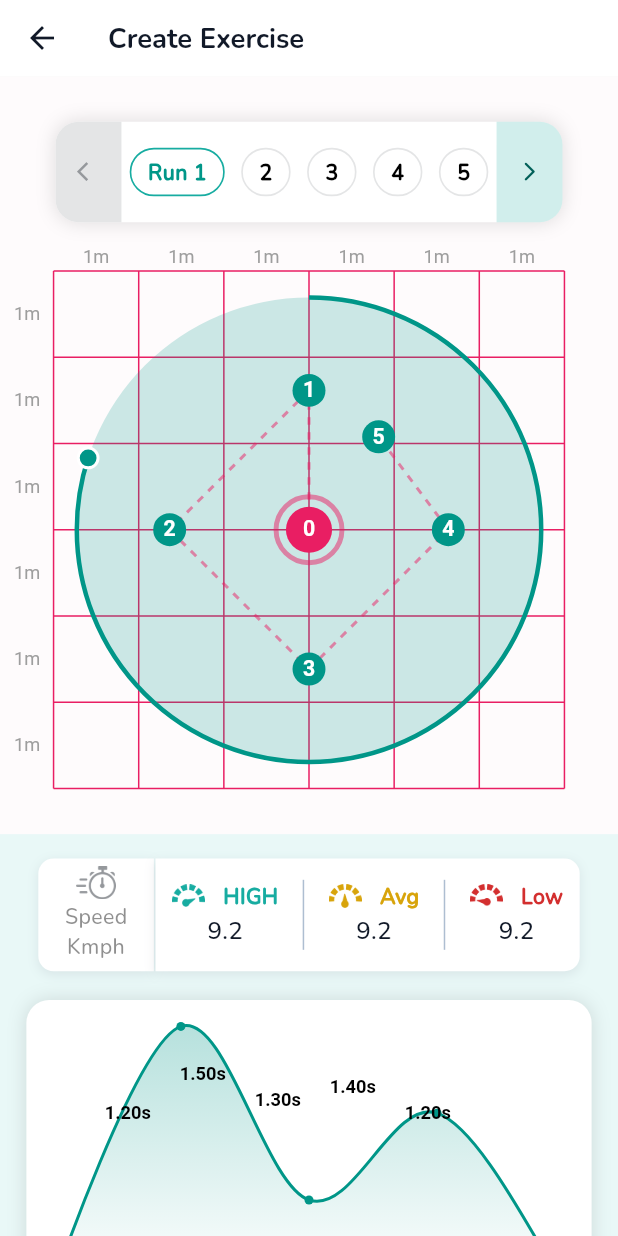
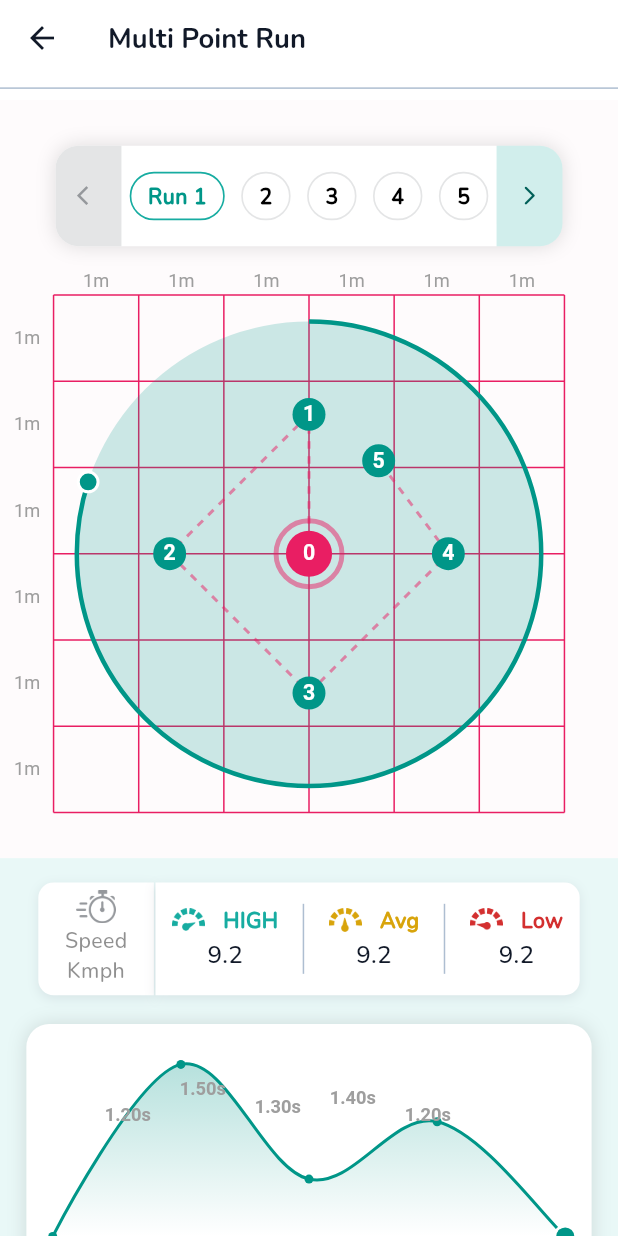
Before and after one commit to Abdullah-K13/flutter-pipeline, a Flutter app: the CreateExerciseScreen widget shown alone on an empty page, opened directly, after a tap on "Start a Drill", on a phone screen of 412 x 824 dp. Run offline on Flutter 3.47's test engine with Material 3 defaults, Android fonts, the light colour scheme and no system bars; drawn by our look-alikes of fl_chart; our stand-ins replace flutter_screenutil, flutter_svg, permission_handler; missing offline and left inert: dart:ffi.

Commit message:
resolved remaining ui issues and finished implementation

```diff
--- a/lib/views/chart_widget.dart
+++ b/lib/views/chart_widget.dart
@@ -1,6 +1,7 @@
 import 'package:fl_chart/fl_chart.dart';
 import 'package:flutter/material.dart';
 import 'package:flutter_screenutil/flutter_screenutil.dart';
+import 'package:gym_beam/core/spacev.dart';
 
 class ChartWidget extends StatelessWidget {
   const ChartWidget({super.key});
@@ -22,9 +23,10 @@ class ChartWidget extends StatelessWidget {
         ],
       ),
       child: Column(
+        mainAxisAlignment: MainAxisAlignment.center,
         children: [
           SizedBox(
-            height: 171.h,
+            height: 113.h,
             child: Stack(
               children: [
                 LineChart(
@@ -97,11 +99,11 @@ class ChartWidget extends StatelessWidget {
                 CustomPaint(
                   size: Size(300, 171.h), // Specify the same size as the chart
                   painter: ValuesPainter([
-                    FlSpot(1, 1.2),
-                    FlSpot(2, 1.5),
-                    FlSpot(3, 1.3),
-                    FlSpot(4, 1.4),
-                    FlSpot(5, 1.2),
+                    const FlSpot(1, 1.2),
+                    const FlSpot(2, 1.5),
+                    const FlSpot(3, 1.3),
+                    const FlSpot(4, 1.4),
+                    const FlSpot(5, 1.2),
                   ]),
                 ),
               ],
@@ -123,6 +125,35 @@ class ChartWidget extends StatelessWidget {
               ],
             ),
           ),
+          const SpaceV(),
+          Row(
+            mainAxisAlignment: MainAxisAlignment.end,
+            children: [
+              Container(
+                height: 36.h,
+                width: 36.w,
+                decoration: BoxDecoration(
+                    color: Theme.of(context).colorScheme.secondary,
+                    borderRadius: BorderRadius.circular(8.r)),
+                child: const Icon(
+                  Icons.arrow_back_ios,
+                  color: Colors.white,
+                ),
+              ),
+              SizedBox(width: 24.w),
+              Container(
+                height: 36.h,
+                width: 36.w,
+                decoration: BoxDecoration(
+                    color: Theme.of(context).colorScheme.secondary,
+                    borderRadius: BorderRadius.circular(8.r)),
+                child: const Icon(
+                  Icons.arrow_forward_ios,
+                  color: Colors.white,
+                ),
+              )
+            ],
+          )
         ],
       ),
     );
@@ -134,7 +165,7 @@ class ChartWidget extends StatelessWidget {
       child: Text(
         text,
         style: Theme.of(context).textTheme.bodySmall?.copyWith(
-              color: Colors.grey,
+              color: const Color(0xff212121).withOpacity(.5),
               fontSize: 12.sp,
             ),
       ),
@@ -171,7 +202,7 @@ class ValuesPainter extends CustomPainter {
   @override
   void paint(Canvas canvas, Size size) {
     final textStyle = TextStyle(
-      color: Colors.black,
+      color: Colors.grey,
       fontSize: 12.sp,
       fontWeight: FontWeight.bold,
     );
--- a/lib/views/create_excersise.dart
+++ b/lib/views/create_excersise.dart
@@ -141,7 +141,7 @@ class CreateExerciseScreen extends StatelessWidget {
                               Row(
                                 children: [
                                   Image.asset(
-                                    "assets/icons/distance_icon.png",
+                                    "assets/icons/distance_circle.png",
                                     height: 20.h,
                                     width: 20.w,
                                   ),
--- a/lib/views/line_chart.dart
+++ b/lib/views/line_chart.dart
@@ -15,7 +15,7 @@ class ResponsiveUI extends StatelessWidget {
             builder: (context, constraints) {
               final width = constraints.maxWidth;
               final height = constraints.maxHeight;
-              final circleRadius = 20.r;
+              final circleRadius = 15.r; // Reduced the radius of circles
               final positions = [
                 Offset(width * 1 / 6, height * 1 / 6),
                 Offset(width * 1 / 6, height * 2 / 6),
@@ -24,35 +24,50 @@ class ResponsiveUI extends StatelessWidget {
                 Offset(width * 1 / 6, height * 4 / 6),
                 Offset(width * 1 / 6, height * 5 / 6),
                 Offset(width * 2 / 6, height * 5 / 6),
-                Offset(width * 2 / 6, height * 6 / 6),
-                Offset(width * 5 / 6, height * 6 / 6),
+                Offset(width * 2 / 6,
+                    height - circleRadius / 2), // Adjusted position for 8
+                Offset(width * 5 / 6 - circleRadius / 2,
+                    height - circleRadius / 2), // Adjusted position for 9
               ];
+
+              final pinkPosition = Offset(width * 3 / 6,
+                  -circleRadius / 2); // Adjusted position for the pink circle
 
               return Container(
                 color: Colors.white,
                 child: CustomPaint(
                   painter: GridAndDashedLinePainter(),
                   child: Stack(
-                    children: positions.map((position) {
+                    children: [
+                      ...positions.map((position) {
                         return Positioned(
-                        left: position.dx -
-                            circleRadius, // Centering the circle horizontally
-                        top: position.dy -
-                            circleRadius, // Centering the circle vertically
+                          left: position.dx - circleRadius,
+                          top: position.dy - circleRadius,
                           child: CircleAvatar(
                             radius: circleRadius,
-                          backgroundColor:
-                              Theme.of(context).colorScheme.secondaryContainer,
+                            backgroundColor: Theme.of(context)
+                                .colorScheme
+                                .secondaryContainer,
                             child: Text(
                               '${positions.indexOf(position) + 1}',
                               style: TextStyle(
                                 color: Colors.white,
-                              fontSize: 16.sp,
+                                fontSize: 12.sp, // Adjusted font size
                               ),
                             ),
                           ),
                         );
                       }).toList(),
+                      Positioned(
+                        left: pinkPosition.dx - circleRadius,
+                        top: pinkPosition.dy,
+                        child: CircleAvatar(
+                          radius: circleRadius,
+                          backgroundColor:
+                              Colors.pink, // Pink color for the circle
+                        ),
+                      ),
+                    ],
                   ),
                 ),
               );
--- a/lib/views/multi_point_run_screen.dart
+++ b/lib/views/multi_point_run_screen.dart
@@ -50,7 +50,7 @@ class MultipointRunScreen extends StatelessWidget {
           backgroundColor: Colors.white,
           centerTitle: false,
           title: Text(
-            "Create Exercise",
+            "Multi Point Run",
             style: Theme.of(context)
                 .textTheme
                 .titleLarge
@@ -58,10 +58,12 @@ class MultipointRunScreen extends StatelessWidget {
           ),
         ),
       ),
+      backgroundColor: Colors.white,
       child: SafeArea(
         child: SingleChildScrollView(
           child: Column(
             children: [
+              const Divider(),
               Container(
                 width: double.infinity,
                 padding: EdgeInsets.symmetric(horizontal: 16.w, vertical: 30.h),
@@ -78,14 +80,18 @@ class MultipointRunScreen extends StatelessWidget {
                   ],
                 ),
               ),
+              Container(
+                color: Theme.of(context).colorScheme.background,
+                child: Column(
+                  children: [
                     const SpaceV(),
                     Row(
                       mainAxisAlignment: MainAxisAlignment.center,
                       children: [
                         Container(
                           height: 74.h,
-                    padding:
-                        EdgeInsets.symmetric(horizontal: 16.w, vertical: 4.h),
+                          padding: EdgeInsets.symmetric(
+                              horizontal: 16.w, vertical: 4.h),
                           decoration: ShapeDecoration(
                             color: Colors.white,
                             shape: RoundedRectangleBorder(
@@ -121,8 +127,8 @@ class MultipointRunScreen extends StatelessWidget {
                                     .bodyMedium
                                     ?.copyWith(
                                         fontSize: 14.sp,
-                                  color:
-                                      const Color(0xff212121).withOpacity(.5)),
+                                        color: const Color(0xff212121)
+                                            .withOpacity(.5)),
                               )
                             ],
                           ),
@@ -130,8 +136,8 @@ class MultipointRunScreen extends StatelessWidget {
                         SizedBox(width: 1.w),
                         Container(
                           height: 74.h,
-                    padding:
-                        EdgeInsets.symmetric(horizontal: 10.w, vertical: 14.h),
+                          padding: EdgeInsets.symmetric(
+                              horizontal: 10.w, vertical: 14.h),
                           decoration: const ShapeDecoration(
                             color: Colors.white,
                             shape: RoundedRectangleBorder(
@@ -178,7 +184,8 @@ class MultipointRunScreen extends StatelessWidget {
                                   ),
                                   Text(
                                     "9.2",
-                              style: Theme.of(context).textTheme.titleMedium,
+                                    style:
+                                        Theme.of(context).textTheme.titleMedium,
                                   )
                                 ],
                               ),
@@ -210,7 +217,8 @@ class MultipointRunScreen extends StatelessWidget {
                                   ),
                                   Text(
                                     "9.2",
-                              style: Theme.of(context).textTheme.titleMedium,
+                                    style:
+                                        Theme.of(context).textTheme.titleMedium,
                                   )
                                 ],
                               ),
@@ -242,7 +250,8 @@ class MultipointRunScreen extends StatelessWidget {
                                   ),
                                   Text(
                                     "9.2",
-                              style: Theme.of(context).textTheme.titleMedium,
+                                    style:
+                                        Theme.of(context).textTheme.titleMedium,
                                   )
                                 ],
                               ),
@@ -254,6 +263,9 @@ class MultipointRunScreen extends StatelessWidget {
                     SpaceV(height: 19.h),
                     const ChartWidget(),
                     const SpaceV(),
+                  ],
+                ),
+              ),
               Container(
                 color: const Color(0xffFEFBFC),
                 padding: EdgeInsets.symmetric(horizontal: 16.w),
```
Also changed, not shown: assets/icons/distance_circle.png (added). Lines whose indentation alone changed are shown as unchanged.
